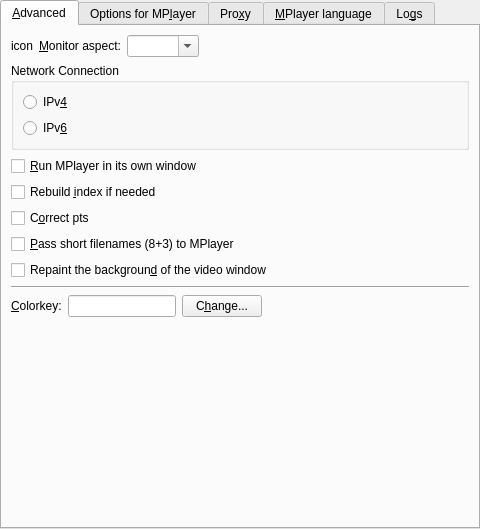
Before: the Qt Designer form src/prefadvanced.ui in wilbert2000/wzplayer, drawn with Qt 5.
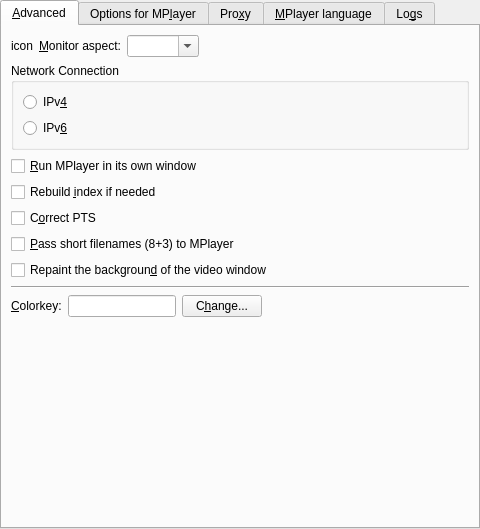
After: the same form once the commit is applied. Custom widgets are drawn as their Qt base class.

Commit message: "Correct pts" => "Correct PTS"

Diff of the .ui file:
```diff
--- a/src/prefadvanced.ui
+++ b/src/prefadvanced.ui
@@ -173,7 +173,7 @@
        <item>
         <widget class="QCheckBox" name="correct_pts_check" >
          <property name="text" >
-          <string>C&amp;orrect pts</string>
+          <string>C&amp;orrect PTS</string>
          </property>
         </widget>
        </item>
```
